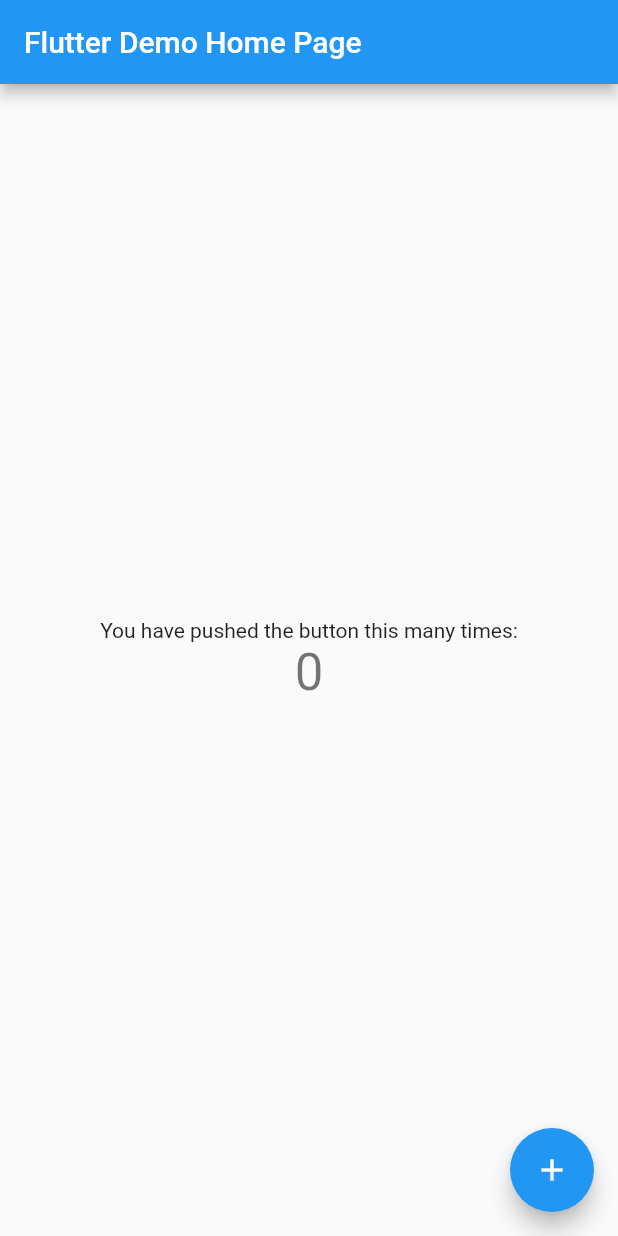
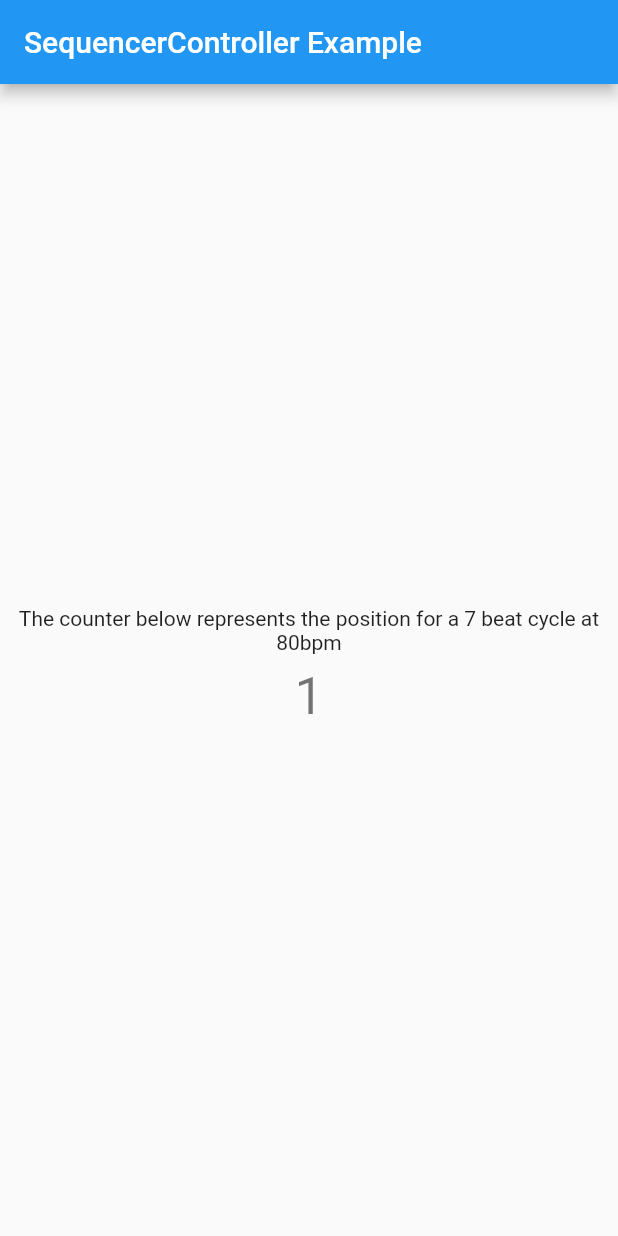
Before and after one commit to mikeperri/flutter_sequencer, a Flutter app: the screen it shows after launch, on a phone screen of 412 x 824 dp. Run offline on Flutter 3.47's test engine with Material 2 defaults, Android fonts, the phone set to English and light mode, and no system bars; missing offline and left inert: dart:ffi.

Commit message:
Proof of Concept of a SequenceController

```diff
--- /dev/null
+++ b/example_2/lib/beat_ticker_provider.dart
@@ -0,0 +1,88 @@
+import 'dart:async';
+
+import 'package:example_2/sequence_controller.dart';
+import 'package:flutter/material.dart';
+import 'package:flutter_sequencer/global_state.dart';
+import 'package:flutter_sequencer/models/instrument.dart';
+import 'package:flutter_sequencer/models/sfz.dart';
+import 'package:flutter_sequencer/sequence.dart';
+
+class BeatCounter extends StatefulWidget {
+  const BeatCounter({Key? key}) : super(key: key);
+
+  @override
+  _BeatCounterState createState() => _BeatCounterState();
+}
+
+class DummyInstrument extends Instrument {
+  DummyInstrument(String idOrPath) : super(idOrPath, false);
+}
+
+class _BeatCounterState extends State<BeatCounter>
+    with SingleTickerProviderStateMixin {
+  late SequenceController _sequenceController;
+  late Sequence _sequence;
+  int beatNumber = 1;
+
+  final instruments = [
+    RuntimeSfzInstrument(
+        id: "Generated Synth",
+        // This SFZ doesn't use any sample files, so just put "/" as a placeholder.
+        sampleRoot: "/",
+        isAsset: false,
+        // Based on the Unison Oscillator example here:
+        // https://sfz.tools/sfizz/quick_reference#unison-oscillator
+        sfz: Sfz(groups: [
+          SfzGroup(regions: [
+            SfzRegion(sample: "*saw", otherOpcodes: {
+              "oscillator_multi": "5",
+              "oscillator_detune": "50",
+            })
+          ])
+        ])),
+  ];
+
+  @override
+  void initState() {
+    super.initState();
+
+    GlobalState().setKeepEngineRunning(true);
+
+    _sequence = Sequence(tempo: 80, endBeat: 7);
+    _sequence.createTracks(instruments).then((tracks) => null);
+    _sequence.loopState = LoopState.AfterLoopEnd;
+    _sequence.setLoop(0, 7);
+    _sequenceController = SequenceController(
+        vsync: this,
+        sequence: _sequence,
+        onBeatChanged: (beatNumber) {
+          setState(() {
+            this.beatNumber = beatNumber + 1;
+          });
+        });
+
+    /**
+     * OR could do it this way via dart streams, could be more extendable:
+     * _sequenceController.listenForChanges() // listen for changes in the sequence state (returns Stream<SequenceState>)
+     *     .onBeatChanged(() {...}) // a function that takes a stream of SeqeunceState and returns the same. If the beat position changes, it called the function passed into it
+     *     .onMyCustomStateChangeHandler() // it's possible for the user to manipulate the stream any way they want this way
+     */
+
+    // start playing after a second
+    Timer(Duration(seconds: 1), () {
+      _sequence.play();
+    });
+  }
+
+  @override
+  Widget build(BuildContext context) {
+    return Center(
+      child: Container(
+        child: Text(
+          '$beatNumber',
+          style: Theme.of(context).textTheme.headline4,
+        ),
+      ),
+    );
+  }
+}
--- a/example_2/lib/main.dart
+++ b/example_2/lib/main.dart
@@ -1,3 +1,4 @@
+import 'package:example_2/beat_ticker_provider.dart';
 import 'package:flutter/material.dart';
 
 void main() {
@@ -22,91 +23,34 @@ class MyApp extends StatelessWidget {
         // is not restarted.
         primarySwatch: Colors.blue,
       ),
-      home: MyHomePage(title: 'Flutter Demo Home Page'),
+      home: MyHomePage(),
     );
   }
 }
 
-class MyHomePage extends StatefulWidget {
-  MyHomePage({Key? key, required this.title}) : super(key: key);
-
-  // This widget is the home page of your application. It is stateful, meaning
-  // that it has a State object (defined below) that contains fields that affect
-  // how it looks.
-
-  // This class is the configuration for the state. It holds the values (in this
-  // case the title) provided by the parent (in this case the App widget) and
-  // used by the build method of the State. Fields in a Widget subclass are
-  // always marked "final".
-
-  final String title;
-
-  @override
-  _MyHomePageState createState() => _MyHomePageState();
-}
-
-class _MyHomePageState extends State<MyHomePage> {
-  int _counter = 0;
-
-  void _incrementCounter() {
-    setState(() {
-      // This call to setState tells the Flutter framework that something has
-      // changed in this State, which causes it to rerun the build method below
-      // so that the display can reflect the updated values. If we changed
-      // _counter without calling setState(), then the build method would not be
-      // called again, and so nothing would appear to happen.
-      _counter++;
-    });
-  }
-
+class MyHomePage extends StatelessWidget {
   @override
   Widget build(BuildContext context) {
-    // This method is rerun every time setState is called, for instance as done
-    // by the _incrementCounter method above.
-    //
-    // The Flutter framework has been optimized to make rerunning build methods
-    // fast, so that you can just rebuild anything that needs updating rather
-    // than having to individually change instances of widgets.
     return Scaffold(
       appBar: AppBar(
-        // Here we take the value from the MyHomePage object that was created by
-        // the App.build method, and use it to set our appbar title.
-        title: Text(widget.title),
+        title: Text("SequencerController Example"),
       ),
       body: Center(
-        // Center is a layout widget. It takes a single child and positions it
-        // in the middle of the parent.
         child: Column(
-          // Column is also a layout widget. It takes a list of children and
-          // arranges them vertically. By default, it sizes itself to fit its
-          // children horizontally, and tries to be as tall as its parent.
-          //
-          // Invoke "debug painting" (press "p" in the console, choose the
-          // "Toggle Debug Paint" action from the Flutter Inspector in Android
-          // Studio, or the "Toggle Debug Paint" command in Visual Studio Code)
-          // to see the wireframe for each widget.
-          //
-          // Column has various properties to control how it sizes itself and
-          // how it positions its children. Here we use mainAxisAlignment to
-          // center the children vertically; the main axis here is the vertical
-          // axis because Columns are vertical (the cross axis would be
-          // horizontal).
           mainAxisAlignment: MainAxisAlignment.center,
           children: <Widget>[
-            Text(
-              'You have pushed the button this many times:',
+            Padding(
+              padding: const EdgeInsets.all(8.0),
+              child: Center(
+                child: Text(
+                  'The counter below represents the position for a 7 beat cycle at 80bpm',
+                  textAlign: TextAlign.center,
+                ),
+              ),
             ),
-            Text(
-              '$_counter',
-              style: Theme.of(context).textTheme.headline4,
-            ),
+            BeatCounter(),
           ],
         ),
-      ),
-      floatingActionButton: FloatingActionButton(
-        onPressed: _incrementCounter,
-        tooltip: 'Increment',
-        child: Icon(Icons.add),
       ), // This trailing comma makes auto-formatting nicer for build methods.
     );
   }
--- /dev/null
+++ b/example_2/lib/sequence_controller.dart
@@ -0,0 +1,26 @@
+import 'package:flutter/scheduler.dart';
+import 'package:flutter_sequencer/sequence.dart';
+
+class SequenceController {
+  SequenceController({
+    required TickerProvider vsync,
+    required this.sequence,
+    required this.onBeatChanged,
+  }) : beatPositionOnLastTick = sequence.getBeat().toInt() {
+    this._ticker = vsync.createTicker(_tick);
+    this._ticker?.start();
+  }
+
+  Ticker? _ticker;
+  Sequence sequence;
+  int beatPositionOnLastTick;
+  Function(int) onBeatChanged;
+
+  void _tick(Duration elapsed) {
+    int currentBeatPosition = sequence.getBeat().toInt();
+    if (beatPositionOnLastTick != currentBeatPosition) {
+      onBeatChanged(currentBeatPosition);
+      beatPositionOnLastTick = currentBeatPosition;
+    }
+  }
+}
```
Also changed, not shown: 1 other file.
